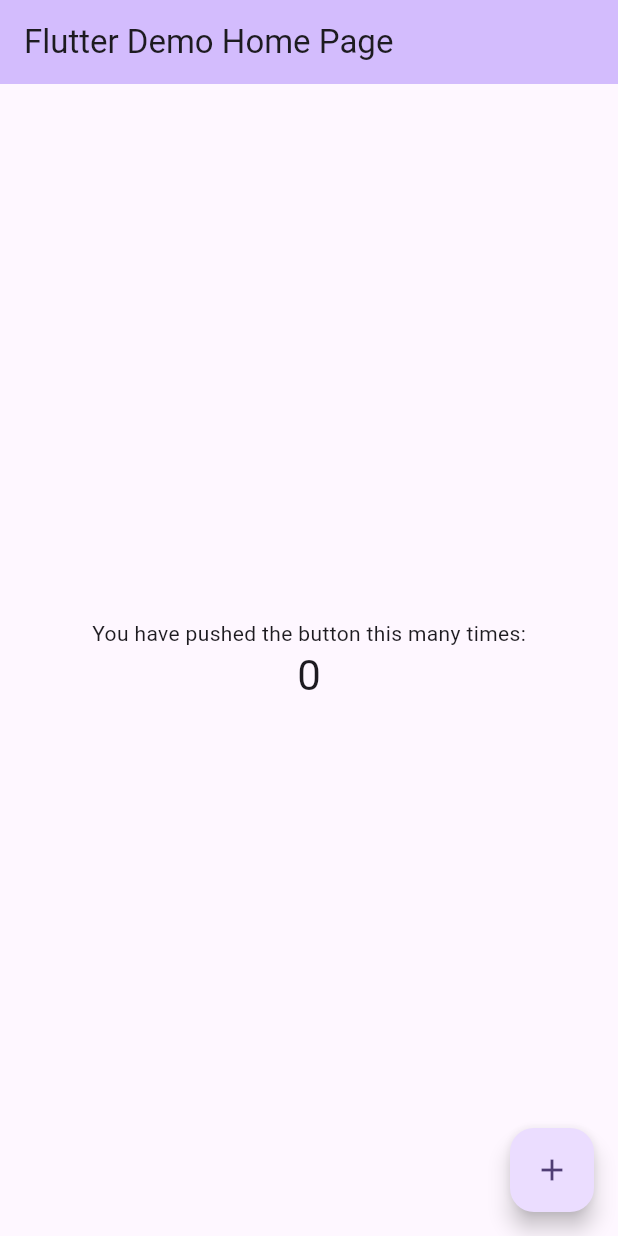
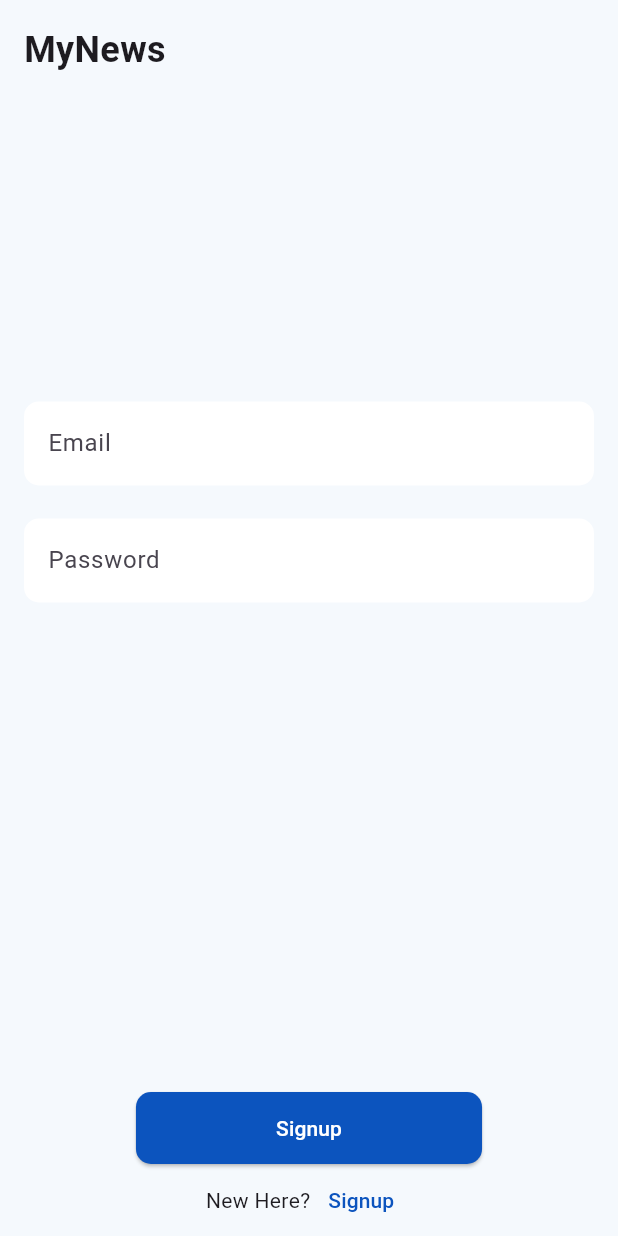
Before and after one commit to SanketRSalve/pingo_news, a Flutter app: the screen it shows after launch, on a phone screen of 412 x 824 dp. Run offline on Flutter 3.47's test engine with Material 3 defaults, Android fonts, the phone set to English and light mode, and no system bars.

Commit message:
Added UI for AuthScreen

```diff
--- /dev/null
+++ b/lib/core/theme/app_theme.dart
@@ -0,0 +1,9 @@
+import 'package:flutter/material.dart';
+import 'package:lingo_news/core/theme/colors.dart';
+
+class AppTheme {
+  static ThemeData lightTheme = ThemeData(
+    primaryColor: AppColors.primaryBlue,
+    scaffoldBackgroundColor: AppColors.surfaceLight,
+  );
+}
--- /dev/null
+++ b/lib/core/theme/colors.dart
@@ -0,0 +1,7 @@
+import 'package:flutter/material.dart';
+
+class AppColors {
+  static const primaryBlue = Color(0xFF0C54BE);
+  static const surfaceLight = Color(0xFFF5F9FD);
+  static const labelLight = Color(0xFFCED3DC);
+}
--- /dev/null
+++ b/lib/features/authentication/presentation/auth_screen.dart
@@ -0,0 +1,25 @@
+import 'package:flutter/material.dart';
+import 'package:lingo_news/features/authentication/presentation/widgets/login_widget.dart';
+import 'package:lingo_news/features/authentication/presentation/widgets/signup_widget.dart';
+
+//Enum to handle AuthScreen
+enum AuthenticationMode {
+  login,
+  signup,
+}
+
+class AuthScreen extends StatelessWidget {
+  const AuthScreen({super.key});
+
+  //Default Auth Screen
+  final AuthenticationMode authMode = AuthenticationMode.signup;
+
+  @override
+  Widget build(BuildContext context) {
+    return Scaffold(
+      body: authMode == AuthenticationMode.login
+          ? const SignupWidget()
+          : const LoginWidget(),
+    );
+  }
+}
--- /dev/null
+++ b/lib/features/authentication/presentation/widgets/login_widget.dart
@@ -0,0 +1,100 @@
+import 'package:flutter/material.dart';
+import 'package:lingo_news/core/theme/colors.dart';
+import 'package:lingo_news/widgets/custom_text_form_field.dart';
+
+class LoginWidget extends StatelessWidget {
+  const LoginWidget({super.key});
+
+  @override
+  Widget build(BuildContext context) {
+    final TextEditingController _emailController = TextEditingController();
+    final TextEditingController _passwordController = TextEditingController();
+
+    return Scaffold(
+      body: SafeArea(
+        child: Padding(
+          padding: const EdgeInsets.symmetric(horizontal: 16.0),
+          child: Column(
+            crossAxisAlignment: CrossAxisAlignment.start,
+            children: [
+              // "MyNews" at the top left
+              const Padding(
+                padding: EdgeInsets.only(top: 16.0),
+                child: Text(
+                  "MyNews",
+                  style: TextStyle(
+                    fontSize: 24.0,
+                    fontWeight: FontWeight.bold,
+                  ),
+                ),
+              ),
+
+              const Spacer(flex: 2),
+              Center(
+                child: Form(
+                  child: Column(
+                    mainAxisAlignment: MainAxisAlignment.center,
+                    children: [
+                      CustomTextFormField(
+                        textController: _emailController,
+                        hintText: "Email",
+                      ),
+                      const SizedBox(height: 22),
+                      CustomTextFormField(
+                        textController: _passwordController,
+                        hintText: "Password",
+                      ),
+                    ],
+                  ),
+                ),
+              ),
+
+              const Spacer(flex: 3),
+
+              Column(
+                children: [
+                  SizedBox(
+                    width: MediaQuery.of(context).size.width * 0.56,
+                    height: 48.0,
+                    child: ElevatedButton(
+                      style: ElevatedButton.styleFrom(
+                        shape: RoundedRectangleBorder(
+                          borderRadius: BorderRadius.circular(10.0),
+                        ),
+                        backgroundColor: AppColors.primaryBlue,
+                      ),
+                      onPressed: () {
+                        debugPrint("Signup");
+                      },
+                      child: const Text(
+                        "Signup",
+                        style: TextStyle(
+                          color: Colors.white,
+                        ),
+                      ),
+                    ),
+                  ),
+                  Row(
+                    mainAxisAlignment: MainAxisAlignment.center,
+                    children: [
+                      const Text("New Here?"),
+                      TextButton(
+                        onPressed: () {
+                          debugPrint("Go To Signup Page");
+                        },
+                        child: const Text(
+                          "Signup",
+                          style: TextStyle(color: AppColors.primaryBlue),
+                        ),
+                      ),
+                    ],
+                  ),
+                ],
+              ),
+            ],
+          ),
+        ),
+      ),
+    );
+  }
+}
--- a/lib/main.dart
+++ b/lib/main.dart
@@ -1,4 +1,6 @@
 import 'package:flutter/material.dart';
+import 'package:lingo_news/core/theme/app_theme.dart';
+import 'package:lingo_news/features/authentication/presentation/auth_screen.dart';
 
 void main() {
   runApp(const MyApp());
@@ -7,119 +9,13 @@
 class MyApp extends StatelessWidget {
   const MyApp({super.key});
 
-  // This widget is the root of your application.
   @override
   Widget build(BuildContext context) {
     return MaterialApp(
-      title: 'Flutter Demo',
-      theme: ThemeData(
-        // This is the theme of your application.
-        //
-        // TRY THIS: Try running your application with "flutter run". You'll see
-        // the application has a purple toolbar. Then, without quitting the app,
-        // try changing the seedColor in the colorScheme below to Colors.green
-        // and then invoke "hot reload" (save your changes or press the "hot
-        // reload" button in a Flutter-supported IDE, or press "r" if you used
-        // the command line to start the app).
-        //
-        // Notice that the counter didn't reset back to zero; the application
-        // state is not lost during the reload. To reset the state, use hot
-        // restart instead.
-        //
-        // This works for code too, not just values: Most code changes can be
-        // tested with just a hot reload.
-        colorScheme: ColorScheme.fromSeed(seedColor: Colors.deepPurple),
-        useMaterial3: true,
-      ),
-      home: const MyHomePage(title: 'Flutter Demo Home Page'),
+      //Default Theme : Light
+      themeMode: ThemeMode.light,
+      theme: AppTheme.lightTheme,
+      home: const AuthScreen(),
     );
   }
 }
-
-class MyHomePage extends StatefulWidget {
-  const MyHomePage({super.key, required this.title});
-
-  // This widget is the home page of your application. It is stateful, meaning
-  // that it has a State object (defined below) that contains fields that affect
-  // how it looks.
-
-  // This class is the configuration for the state. It holds the values (in this
-  // case the title) provided by the parent (in this case the App widget) and
-  // used by the build method of the State. Fields in a Widget subclass are
-  // always marked "final".
-
-  final String title;
-
-  @override
-  State<MyHomePage> createState() => _MyHomePageState();
-}
-
-class _MyHomePageState extends State<MyHomePage> {
-  int _counter = 0;
-
-  void _incrementCounter() {
-    setState(() {
-      // This call to setState tells the Flutter framework that something has
-      // changed in this State, which causes it to rerun the build method below
-      // so that the display can reflect the updated values. If we changed
-      // _counter without calling setState(), then the build method would not be
-      // called again, and so nothing would appear to happen.
-      _counter++;
-    });
-  }
-
-  @override
-  Widget build(BuildContext context) {
-    // This method is rerun every time setState is called, for instance as done
-    // by the _incrementCounter method above.
-    //
-    // The Flutter framework has been optimized to make rerunning build methods
-    // fast, so that you can just rebuild anything that needs updating rather
-    // than having to individually change instances of widgets.
-    return Scaffold(
-      appBar: AppBar(
-        // TRY THIS: Try changing the color here to a specific color (to
-        // Colors.amber, perhaps?) and trigger a hot reload to see the AppBar
-        // change color while the other colors stay the same.
-        backgroundColor: Theme.of(context).colorScheme.inversePrimary,
-        // Here we take the value from the MyHomePage object that was created by
-        // the App.build method, and use it to set our appbar title.
-        title: Text(widget.title),
-      ),
-      body: Center(
-        // Center is a layout widget. It takes a single child and positions it
-        // in the middle of the parent.
-        child: Column(
-          // Column is also a layout widget. It takes a list of children and
-          // arranges them vertically. By default, it sizes itself to fit its
-          // children horizontally, and tries to be as tall as its parent.
-          //
-          // Column has various properties to control how it sizes itself and
-          // how it positions its children. Here we use mainAxisAlignment to
-          // center the children vertically; the main axis here is the vertical
-          // axis because Columns are vertical (the cross axis would be
-          // horizontal).
-          //
-          // TRY THIS: Invoke "debug painting" (choose the "Toggle Debug Paint"
-          // action in the IDE, or press "p" in the console), to see the
-          // wireframe for each widget.
-          mainAxisAlignment: MainAxisAlignment.center,
-          children: <Widget>[
-            const Text(
-              'You have pushed the button this many times:',
-            ),
-            Text(
-              '$_counter',
-              style: Theme.of(context).textTheme.headlineMedium,
-            ),
-          ],
-        ),
-      ),
-      floatingActionButton: FloatingActionButton(
-        onPressed: _incrementCounter,
-        tooltip: 'Increment',
-        child: const Icon(Icons.add),
-      ), // This trailing comma makes auto-formatting nicer for build methods.
-    );
-  }
-}
--- /dev/null
+++ b/lib/widgets/custom_text_form_field.dart
@@ -0,0 +1,31 @@
+import 'package:flutter/material.dart';
+
+class CustomTextFormField extends StatelessWidget {
+  const CustomTextFormField({
+    super.key,
+    required this.textController,
+    this.hintText,
+  });
+  final TextEditingController textController;
+  final String? hintText;
+
+  @override
+  Widget build(BuildContext context) {
+    return TextFormField(
+      decoration: InputDecoration(
+        hintText: hintText,
+        filled: true,
+        fillColor: Colors.white,
+        focusedBorder: OutlineInputBorder(
+          borderRadius: BorderRadius.circular(10.0),
+          borderSide: BorderSide.none,
+        ),
+        enabledBorder: OutlineInputBorder(
+          borderRadius: BorderRadius.circular(10.0),
+          borderSide: BorderSide.none,
+        ),
+        focusColor: Colors.pink,
+      ),
+    );
+  }
+}
```
Also changed, not shown: lib/app_sizes.dart (added, +48 -0 lines), lib/features/authentication/presentation/widgets/signup_widget.dart (added, +102 -0 lines), lib/features/home/presentation/homepage.dart (added, +21 -0 lines).
